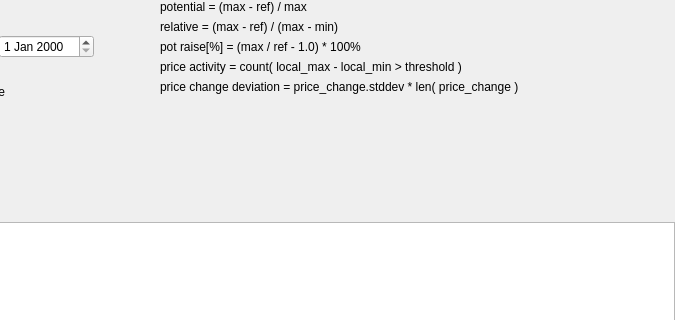
The window that src/stockmonitor/ui/widget/tool/activitywidget.ui (anetczuk/stock-monitor) describes before a commit, drawn with Qt 5; both pictures show x 362 to 1037 and y 0 to 320 of the 1037 by 666 pixel window.
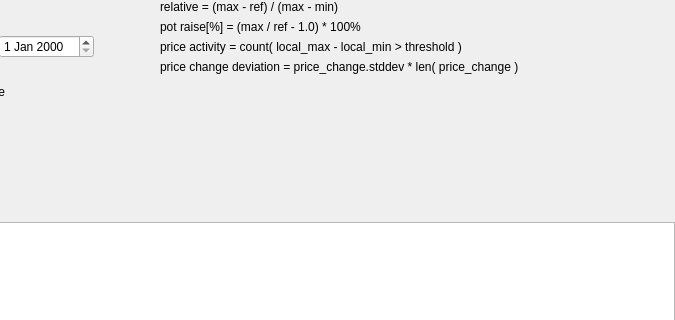
The same window after the commit. Custom widgets are drawn as their Qt base class.

Commit message: Remove "potential" column

```diff
--- a/src/stockmonitor/ui/widget/tool/activitywidget.ui
+++ b/src/stockmonitor/ui/widget/tool/activitywidget.ui
@@ -239,16 +239,6 @@
        <property name="leftMargin">
         <number>11</number>
        </property>
-       <item>
-        <widget class="QLabel" name="label_7">
-         <property name="text">
-          <string>potential = (max - ref) / max</string>
-         </property>
-         <property name="textInteractionFlags">
-          <set>Qt::LinksAccessibleByMouse</set>
-         </property>
-        </widget>
-       </item>
        <item>
         <widget class="QLabel" name="label_9">
          <property name="text">
```
The commit also changes 1 other file.
